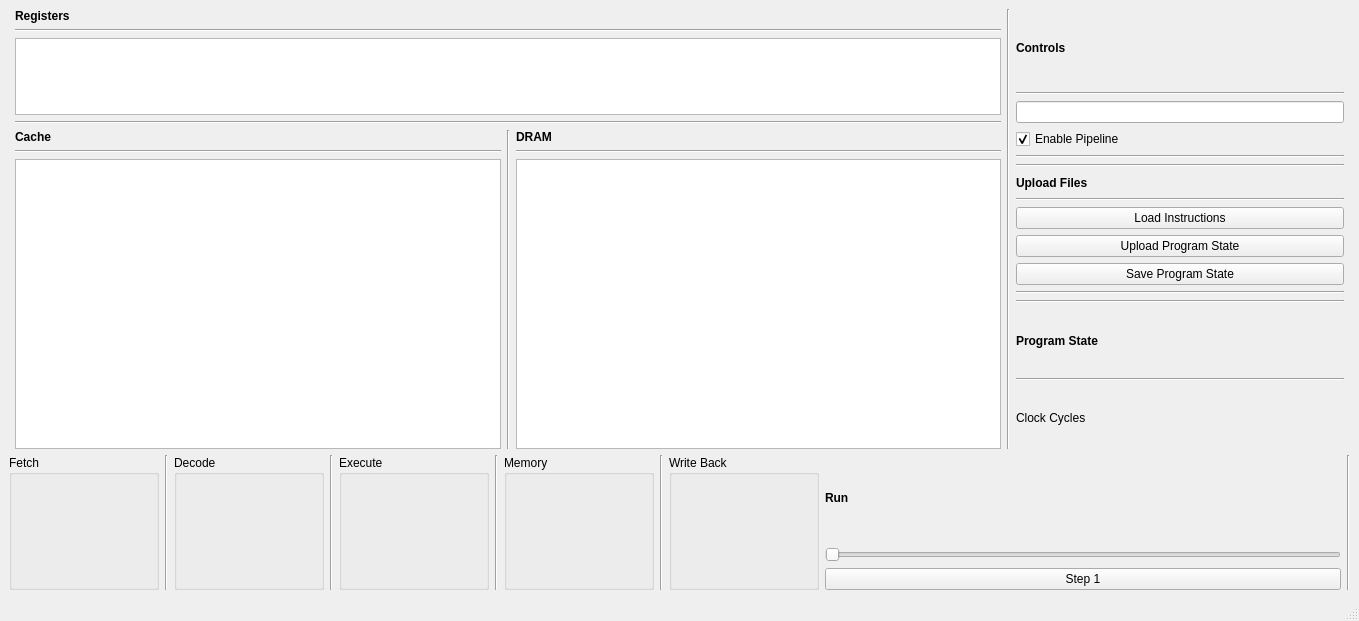
The window that gui/gui.ui (bdunahu/RISC-V-ECTOR-) describes before a commit, drawn with Qt 5.
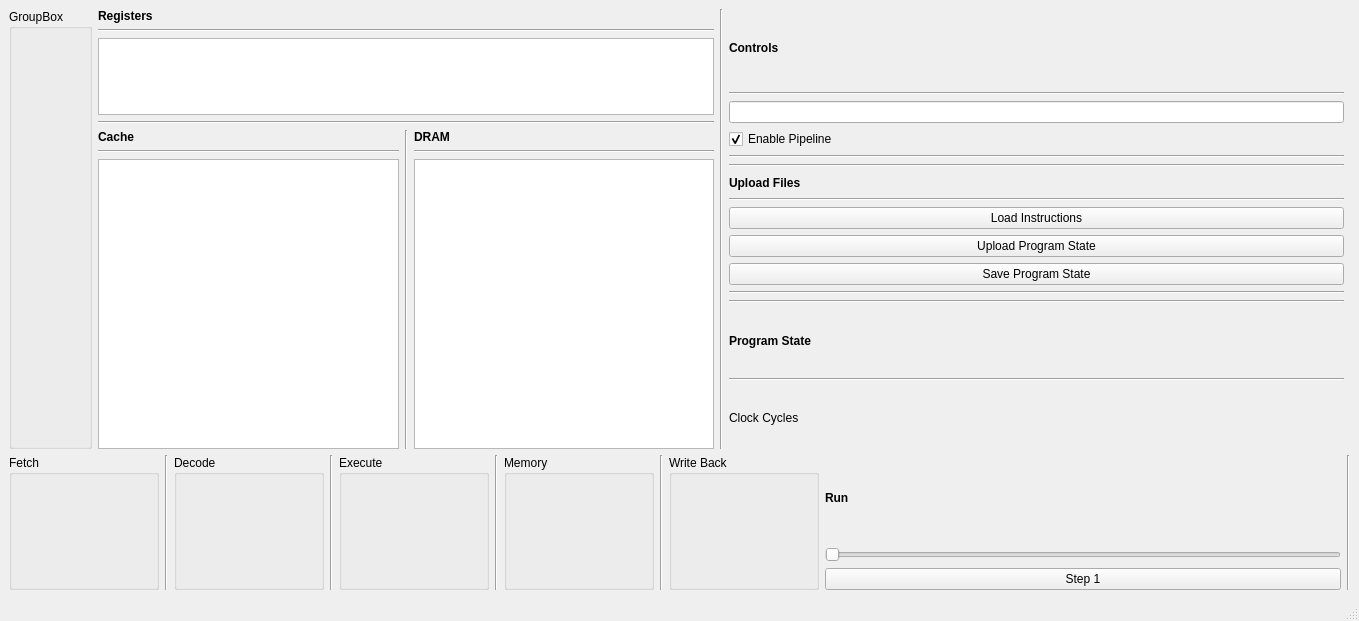
The same window after the commit.

Commit message: Add a status bar

Diff of the .ui file:
```diff
--- a/gui/gui.ui
+++ b/gui/gui.ui
@@ -16,7 +16,7 @@
   <widget class="QWidget" name="centralwidget">
    <layout class="QHBoxLayout" name="horizontalLayout_2">
     <item>
-     <layout class="QGridLayout" name="gridLayout_2" rowstretch="0,0" columnstretch="0,3,0,1,0">
+     <layout class="QGridLayout" name="gridLayout_2" rowstretch="0,0" columnstretch="0,0,0,0,0">
       <item row="0" column="1">
        <layout class="QVBoxLayout" name="verticalLayout_19" stretch="1,0,3">
         <item>
@@ -117,6 +117,171 @@
         </item>
        </layout>
       </item>
+      <item row="0" column="3">
+       <layout class="QVBoxLayout" name="verticalLayout_23">
+        <item>
+         <layout class="QVBoxLayout" name="verticalLayout_26">
+          <item>
+           <widget class="QLabel" name="label_13">
+            <property name="font">
+             <font>
+              <bold>true</bold>
+             </font>
+            </property>
+            <property name="text">
+             <string>Controls</string>
+            </property>
+           </widget>
+          </item>
+          <item>
+           <widget class="Line" name="line_35">
+            <property name="orientation">
+             <enum>Qt::Orientation::Horizontal</enum>
+            </property>
+           </widget>
+          </item>
+          <item>
+           <layout class="QVBoxLayout" name="verticalLayout_27">
+            <item>
+             <widget class="QLineEdit" name="way_box_1"/>
+            </item>
+            <item>
+             <layout class="QHBoxLayout" name="horizontalLayout_10">
+              <item>
+               <widget class="QCheckBox" name="enable_pipeline_checkbox">
+                <property name="text">
+                 <string>Enable Pipeline</string>
+                </property>
+                <property name="checked">
+                 <bool>true</bool>
+                </property>
+               </widget>
+              </item>
+             </layout>
+            </item>
+           </layout>
+          </item>
+         </layout>
+        </item>
+        <item>
+         <layout class="QVBoxLayout" name="verticalLayout_28">
+          <item>
+           <widget class="Line" name="line_36">
+            <property name="orientation">
+             <enum>Qt::Orientation::Horizontal</enum>
+            </property>
+           </widget>
+          </item>
+          <item>
+           <widget class="Line" name="line_37">
+            <property name="orientation">
+             <enum>Qt::Orientation::Horizontal</enum>
+            </property>
+           </widget>
+          </item>
+          <item>
+           <layout class="QVBoxLayout" name="verticalLayout_29">
+            <item>
+             <layout class="QVBoxLayout" name="verticalLayout_24">
+              <item>
+               <widget class="QLabel" name="label_12">
+                <property name="font">
+                 <font>
+                  <bold>true</bold>
+                 </font>
+                </property>
+                <property name="text">
+                 <string>Upload Files</string>
+                </property>
+               </widget>
+              </item>
+              <item>
+               <widget class="Line" name="line_33">
+                <property name="orientation">
+                 <enum>Qt::Orientation::Horizontal</enum>
+                </property>
+               </widget>
+              </item>
+              <item>
+               <layout class="QVBoxLayout" name="verticalLayout_25">
+                <item>
+                 <widget class="QPushButton" name="upload_intructions_btn">
+                  <property name="text">
+                   <string>Load Instructions</string>
+                  </property>
+                 </widget>
+                </item>
+                <item>
+                 <widget class="QPushButton" name="upload_program_state_btn">
+                  <property name="text">
+                   <string>Upload Program State</string>
+                  </property>
+                 </widget>
+                </item>
+                <item>
+                 <widget class="QPushButton" name="save_program_state_btn">
+                  <property name="text">
+                   <string>Save Program State</string>
+                  </property>
+                 </widget>
+                </item>
+                <item>
+                 <layout class="QHBoxLayout" name="horizontalLayout_8"/>
+                </item>
+               </layout>
+              </item>
+              <item>
+               <widget class="Line" name="line_34">
+                <property name="orientation">
+                 <enum>Qt::Orientation::Horizontal</enum>
+                </property>
+               </widget>
+              </item>
+             </layout>
+            </item>
+           </layout>
+          </item>
+         </layout>
+        </item>
+        <item>
+         <widget class="Line" name="line_38">
+          <property name="orientation">
+           <enum>Qt::Orientation::Horizontal</enum>
+          </property>
+         </widget>
+        </item>
+        <item>
+         <layout class="QVBoxLayout" name="verticalLayout_30">
+          <item>
+           <widget class="QLabel" name="label_15">
+            <property name="font">
+             <font>
+              <bold>true</bold>
+             </font>
+            </property>
+            <property name="text">
+             <string>Program State</string>
+            </property>
+           </widget>
+          </item>
+          <item>
+           <widget class="Line" name="line_39">
+            <property name="orientation">
+             <enum>Qt::Orientation::Horizontal</enum>
+            </property>
+           </widget>
+          </item>
+          <item>
+           <widget class="QLabel" name="cycles_label">
+            <property name="text">
+             <string>Clock Cycles</string>
+            </property>
+           </widget>
+          </item>
+         </layout>
+        </item>
+       </layout>
+      </item>
       <item row="1" column="0" colspan="5">
        <layout class="QHBoxLayout" name="horizontalLayout">
         <item>
@@ -426,171 +591,6 @@
         </item>
        </layout>
       </item>
-      <item row="0" column="3">
-       <layout class="QVBoxLayout" name="verticalLayout_23">
-        <item>
-         <layout class="QVBoxLayout" name="verticalLayout_26">
-          <item>
-           <widget class="QLabel" name="label_13">
-            <property name="font">
-             <font>
-              <bold>true</bold>
-             </font>
-            </property>
-            <property name="text">
-             <string>Controls</string>
-            </property>
-           </widget>
-          </item>
-          <item>
-           <widget class="Line" name="line_35">
-            <property name="orientation">
-             <enum>Qt::Orientation::Horizontal</enum>
-            </property>
-           </widget>
-          </item>
-          <item>
-           <layout class="QVBoxLayout" name="verticalLayout_27">
-            <item>
-             <widget class="QLineEdit" name="way_box_1"/>
-            </item>
-            <item>
-             <layout class="QHBoxLayout" name="horizontalLayout_10">
-              <item>
-               <widget class="QCheckBox" name="enable_pipeline_checkbox">
-                <property name="text">
-                 <string>Enable Pipeline</string>
-                </property>
-                <property name="checked">
-                 <bool>true</bool>
-                </property>
-               </widget>
-              </item>
-             </layout>
-            </item>
-           </layout>
-          </item>
-         </layout>
-        </item>
-        <item>
-         <layout class="QVBoxLayout" name="verticalLayout_28">
-          <item>
-           <widget class="Line" name="line_36">
-            <property name="orientation">
-             <enum>Qt::Orientation::Horizontal</enum>
-            </property>
-           </widget>
-          </item>
-          <item>
-           <widget class="Line" name="line_37">
-            <property name="orientation">
-             <enum>Qt::Orientation::Horizontal</enum>
-            </property>
-           </widget>
-          </item>
-          <item>
-           <layout class="QVBoxLayout" name="verticalLayout_29">
-            <item>
-             <layout class="QVBoxLayout" name="verticalLayout_24">
-              <item>
-               <widget class="QLabel" name="label_12">
-                <property name="font">
-                 <font>
-                  <bold>true</bold>
-                 </font>
-                </property>
-                <property name="text">
-                 <string>Upload Files</string>
-                </property>
-               </widget>
-              </item>
-              <item>
-               <widget class="Line" name="line_33">
-                <property name="orientation">
-                 <enum>Qt::Orientation::Horizontal</enum>
-                </property>
-               </widget>
-              </item>
-              <item>
-               <layout class="QVBoxLayout" name="verticalLayout_25">
-                <item>
-                 <widget class="QPushButton" name="upload_intructions_btn">
-                  <property name="text">
-                   <string>Load Instructions</string>
-                  </property>
-                 </widget>
-                </item>
-                <item>
-                 <widget class="QPushButton" name="upload_program_state_btn">
-                  <property name="text">
-                   <string>Upload Program State</string>
-                  </property>
-                 </widget>
-                </item>
-                <item>
-                 <widget class="QPushButton" name="save_program_state_btn">
-                  <property name="text">
-                   <string>Save Program State</string>
-                  </property>
-                 </widget>
-                </item>
-                <item>
-                 <layout class="QHBoxLayout" name="horizontalLayout_8"/>
-                </item>
-               </layout>
-              </item>
-              <item>
-               <widget class="Line" name="line_34">
-                <property name="orientation">
-                 <enum>Qt::Orientation::Horizontal</enum>
-                </property>
-               </widget>
-              </item>
-             </layout>
-            </item>
-           </layout>
-          </item>
-         </layout>
-        </item>
-        <item>
-         <widget class="Line" name="line_38">
-          <property name="orientation">
-           <enum>Qt::Orientation::Horizontal</enum>
-          </property>
-         </widget>
-        </item>
-        <item>
-         <layout class="QVBoxLayout" name="verticalLayout_30">
-          <item>
-           <widget class="QLabel" name="label_15">
-            <property name="font">
-             <font>
-              <bold>true</bold>
-             </font>
-            </property>
-            <property name="text">
-             <string>Program State</string>
-            </property>
-           </widget>
-          </item>
-          <item>
-           <widget class="Line" name="line_39">
-            <property name="orientation">
-             <enum>Qt::Orientation::Horizontal</enum>
-            </property>
-           </widget>
-          </item>
-          <item>
-           <widget class="QLabel" name="cycles_label">
-            <property name="text">
-             <string>Clock Cycles</string>
-            </property>
-           </widget>
-          </item>
-         </layout>
-        </item>
-       </layout>
-      </item>
       <item row="0" column="2">
        <widget class="Line" name="line_5">
         <property name="orientation">
@@ -598,6 +598,13 @@
         </property>
        </widget>
       </item>
+      <item row="0" column="0">
+       <widget class="QGroupBox" name="groupBox">
+        <property name="title">
+         <string>GroupBox</string>
+        </property>
+       </widget>
+      </item>
      </layout>
     </item>
    </layout>
```
Left out of the diff: 12 changed lines with no effect on the pictures. The commit also changes 1 other file.
